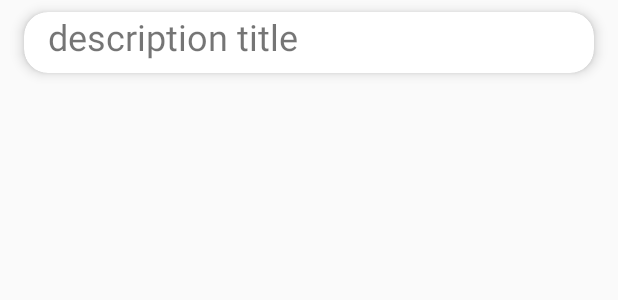
After one commit to volkovss/githubrepos, an Android app: the layout repo_item.xml on its own in the app's theme, with its tools: preview values and no code run, on a phone screen of 412 x 824 dp. The commit adds this screen. Shown: the top 300 px of the screen. Run offline under Robolectric (Android 15) with nearby library versions, the phone set to English and light mode, and no system bars.

Commit message:
05 Тестовый вывод в recyclerView

```diff
--- a/app/build.gradle
+++ b/app/build.gradle
@@ -64,6 +64,8 @@ dependencies {
     implementation "com.squareup.moshi:moshi:$version_moshi"
     implementation "com.squareup.moshi:moshi-kotlin:$version_moshi"
 
+    implementation "androidx.fragment:fragment-ktx:$rootProject.fragmentVersion"
+
     implementation 'com.squareup.okhttp3:logging-interceptor:3.8.0'
 
 }
--- /dev/null
+++ b/app/src/main/res/layout/repo_item.xml
@@ -0,0 +1,67 @@
+<?xml version="1.0" encoding="utf-8"?>
+
+<layout xmlns:android="http://schemas.android.com/apk/res/android"
+    xmlns:app="http://schemas.android.com/apk/res-auto"
+    xmlns:tools="http://schemas.android.com/tools">
+
+    <data>
+
+        <variable
+            name="repo"
+            type="com.githubrepo.githubrepos.data.GitHubRepo" />
+
+        <variable
+            name="repoCallback"
+            type="com.githubrepo.githubrepos.RepoClick" />
+
+    </data>
+
+    <com.google.android.material.card.MaterialCardView
+        android:layout_width="match_parent"
+        android:layout_height="wrap_content"
+        android:layout_marginStart="16dp"
+        android:layout_marginTop="8dp"
+        android:layout_marginEnd="16dp"
+        android:layout_marginBottom="0dp"
+        app:cardCornerRadius="16dp"
+        app:cardElevation="5dp">
+
+        <androidx.constraintlayout.widget.ConstraintLayout
+            android:layout_width="match_parent"
+            android:layout_height="wrap_content">
+
+
+            <TextView
+                android:id="@+id/title"
+                android:layout_width="match_parent"
+                android:layout_height="wrap_content"
+                android:layout_marginStart="16dp"
+                android:layout_marginEnd="16dp"
+                android:layout_marginBottom="8dp"
+                android:singleLine="false"
+                android:text="@{repo.name}"
+                android:textAlignment="textStart"
+                android:textAllCaps="false"
+                android:textSize="24sp"
+                app:layout_constraintBottom_toBottomOf="parent"
+                app:layout_constraintEnd_toEndOf="parent"
+                app:layout_constraintHorizontal_bias="0.0"
+                tools:text="description title" />
+
+
+            <View
+                android:id="@+id/clickableOverlay"
+                android:layout_width="0dp"
+                android:layout_height="0dp"
+                android:background="?attr/selectableItemBackground"
+                android:onClick="@{() -> repoCallback.onClick(repo)}"
+                app:layout_constraintBottom_toBottomOf="parent"
+                app:layout_constraintEnd_toEndOf="parent"
+                app:layout_constraintHorizontal_bias="0.0"
+                app:layout_constraintStart_toStartOf="parent"
+                app:layout_constraintTop_toTopOf="parent"
+                app:layout_constraintVertical_bias="0.0" />
+
+        </androidx.constraintlayout.widget.ConstraintLayout>
+    </com.google.android.material.card.MaterialCardView>
+</layout>
--- a/build.gradle
+++ b/build.gradle
@@ -11,6 +11,7 @@ buildscript {
         version_retrofit = "2.5.0"
         version_retrofit_coroutines_adapter = "0.9.2"
         materialVersion = '1.1.0-alpha04'
+        fragmentVersion = '1.1.0-alpha09'
     }
     repositories {
         google()
```
Also changed, not shown: app/src/main/java/com/githubrepo/githubrepos/MainFragment.kt (+7 -1 lines), app/src/main/java/com/githubrepo/githubrepos/RepoFragment.kt (+84 -2 lines), app/src/main/java/com/githubrepo/githubrepos/data/GitHubRepository.kt (+11 -0 lines), app/src/main/java/com/githubrepo/githubrepos/viewmodels/RepoListViewModel.kt (+14 -0 lines), app/src/main/res/layout/fragment_repo_list.xml (+12 -9 lines).
